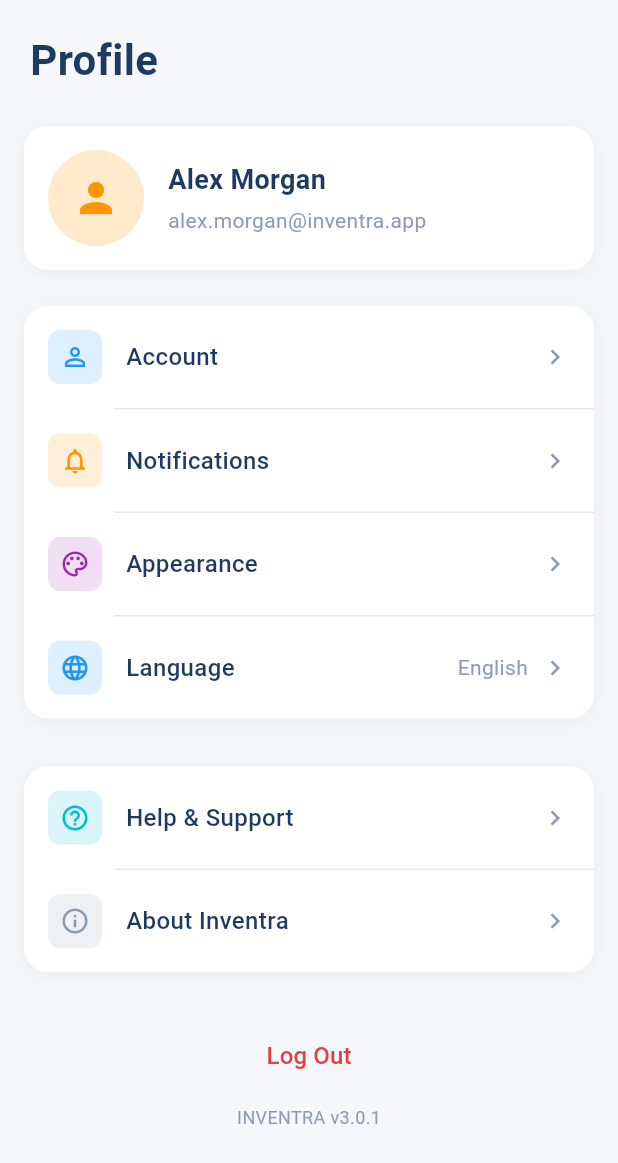
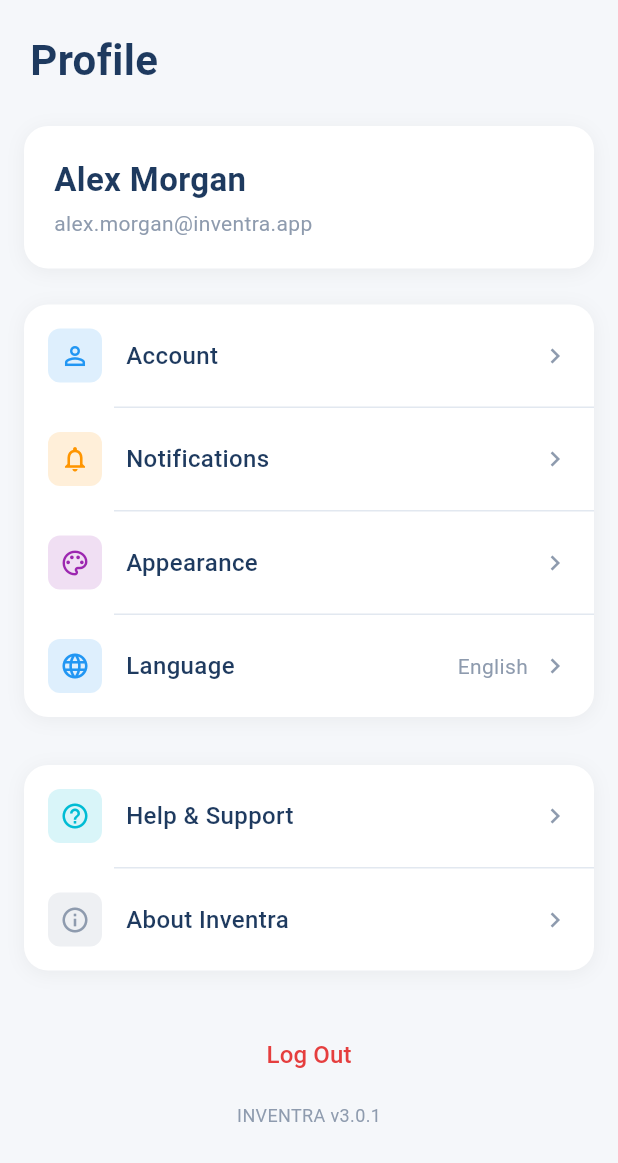
Before and after one commit to omerfarukeroglu/Inventra, a Flutter app: the ProfileScreen screen opened directly, on a phone screen of 412 x 824 dp. Shown: the top 1163 px of the screen. Run offline on Flutter 3.47's test engine with Material 3 defaults, Android fonts, the phone set to English and light mode, and no system bars; our stand-ins replace firebase_core, permission_handler, qr_flutter, shared_preferences; missing offline and left inert: gal, mobile_scanner; accounts and stored records are empty.

Commit message:
Firebase entegrasyonu tamamlandı ve profil fotoğrafı özelliği kaldırıldı.

```diff
--- a/lib/features/profile/screens/profile_screen.dart
+++ b/lib/features/profile/screens/profile_screen.dart
@@ -46,10 +46,10 @@ class ProfileScreen extends StatelessWidget {
               ),
               const SizedBox(height: 24),
 
-              // User Card
               Container(
                 margin: const EdgeInsets.symmetric(horizontal: 16),
-                padding: const EdgeInsets.all(16),
+                padding: const EdgeInsets.all(20),
+                width: double.infinity,
                 decoration: BoxDecoration(
                   color: isDark ? AppColors.darkCard : AppColors.lightCard,
                   borderRadius: BorderRadius.circular(16),
@@ -64,28 +64,6 @@ class ProfileScreen extends StatelessWidget {
                             ),
                           ],
                 ),
-                child: Row(
-                  children: [
-                    CircleAvatar(
-                      radius: 32,
-                      backgroundColor: AppColors.orange.withValues(alpha: 0.2),
-                      child: ClipOval(
-                        child: Image.network(
-                          'https://i.pravatar.cc/150?img=33',
-                          width: 64,
-                          height: 64,
-                          fit: BoxFit.cover,
-                          errorBuilder:
-                              (context, error, stackTrace) => Icon(
-                                Icons.person,
-                                size: 32,
-                                color: AppColors.orange,
-                              ),
-                        ),
-                      ),
-                    ),
-                    const SizedBox(width: 16),
-                    Expanded(
                 child: Column(
                   crossAxisAlignment: CrossAxisAlignment.start,
                   children: [
@@ -96,8 +74,8 @@ class ProfileScreen extends StatelessWidget {
                             isDark
                                 ? AppColors.darkTextPrimary
                                 : AppColors.lightTextPrimary,
-                              fontSize: 18,
-                              fontWeight: FontWeight.w600,
+                        fontSize: 22,
+                        fontWeight: FontWeight.bold,
                       ),
                     ),
                     const SizedBox(height: 4),
@@ -109,9 +87,6 @@ class ProfileScreen extends StatelessWidget {
                                 ? AppColors.darkTextSecondary
                                 : AppColors.lightTextSecondary,
                         fontSize: 14,
-                            ),
-                          ),
-                        ],
                       ),
                     ),
                   ],
--- a/pubspec.yaml
+++ b/pubspec.yaml
@@ -21,6 +21,7 @@ dependencies:
   gal: ^2.3.0
   permission_handler: ^12.0.1
   mobile_scanner: ^7.1.4
+  firebase_core: ^4.4.0
 
 dev_dependencies:
   flutter_test:
```
Also changed, not shown: lib/features/profile/screens/account_settings_screen.dart (+29 -64 lines), lib/main.dart (+7 -1 lines), firebase.json (added), lib/firebase_options.dart (added), pubspec.lock, 7 other files. Lines whose indentation alone changed are shown as unchanged.
